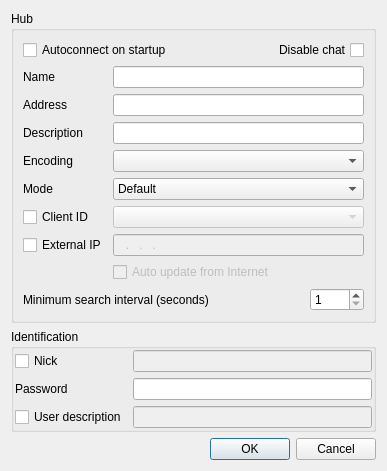
eiskaltdcpp/eiskaltdcpp, file eiskaltdcpp-qt/ui/UIFavoriteHubEditor.ui: the form before one commit.
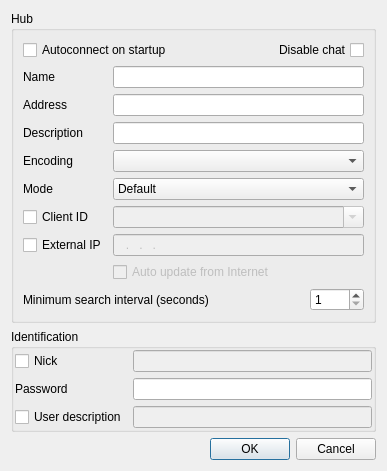
The form after the commit. Custom widgets are drawn as their Qt base class.

Commit message: Allow to specify custom ClientID

Patch:
```diff
--- a/eiskaltdcpp-qt/ui/UIFavoriteHubEditor.ui
+++ b/eiskaltdcpp-qt/ui/UIFavoriteHubEditor.ui
@@ -134,6 +134,9 @@
         <property name="enabled">
          <bool>false</bool>
         </property>
+        <property name="editable">
+         <bool>true</bool>
+        </property>
        </widget>
       </item>
       <item row="7" column="0">
```
The commit also changes 1 other file.
